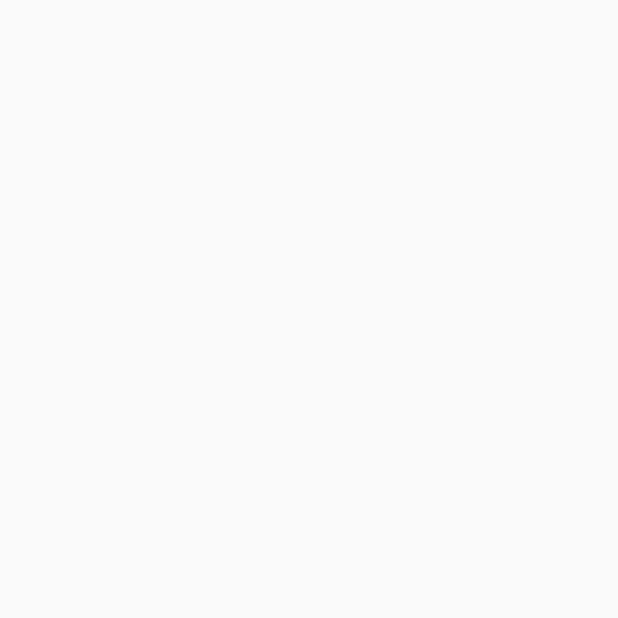
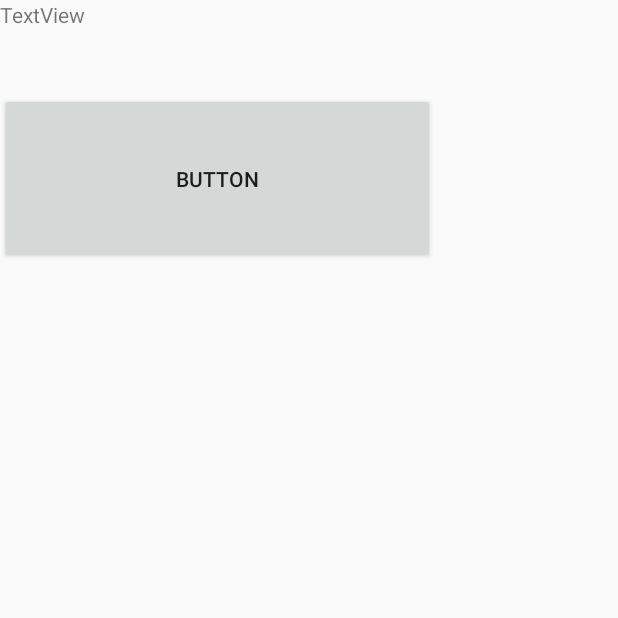
Before and after one commit to HavaGundogan/Android-Learning-With-Kotlin, an Android app built with Jetpack Compose: the screen it shows after launch (MainActivity), on a phone screen of 412 x 824 dp, the top half of it. Before the commit the part shown is empty. Run offline under Robolectric (Android 15) with nearby library versions, the phone set to English and light mode, and no system bars.

Commit message:
Create classes

```diff
--- a/LayoutComplete/app/src/main/java/com/example/layoutcomplete/MainActivity.kt
+++ b/LayoutComplete/app/src/main/java/com/example/layoutcomplete/MainActivity.kt
@@ -1,6 +1,8 @@
 package com.example.layoutcomplete
 
 import android.os.Bundle
+import android.view.View
+import android.widget.TextView
 import androidx.activity.ComponentActivity
 import androidx.activity.compose.setContent
 import androidx.compose.foundation.layout.fillMaxSize
@@ -13,9 +15,22 @@ import androidx.compose.ui.tooling.preview.Preview
 import com.example.layoutcomplete.ui.theme.LayoutCompleteTheme
 
 class MainActivity : ComponentActivity() {
+    lateinit var myTextView:TextView
     override fun onCreate(savedInstanceState: Bundle?) {
         super.onCreate(savedInstanceState)
+        setContentView(R.layout.activity_main)//bunu nasıl unuttum?
+
+
+        myTextView=findViewById(R.id.textView)
+        val homer =Simpson()
+        homer.name= "Homer Simpson"
+        homer.age= 50
+        homer.job= "Nucleer"
 
 
     }
+
+    fun buttononclick(view: View){
+        myTextView.text="Button clicked"
+    }
 }
--- /dev/null
+++ b/LayoutComplete/app/src/main/java/com/example/layoutcomplete/Simpson.kt
@@ -0,0 +1,7 @@
+package com.example.layoutcomplete
+
+class Simpson {
+    var name= ""
+    var age =0
+    var job = ""
+}
--- a/LayoutComplete/app/src/main/res/layout/activity_main.xml
+++ b/LayoutComplete/app/src/main/res/layout/activity_main.xml
@@ -1,8 +1,9 @@
 <?xml version="1.0" encoding="utf-8"?>
 <LinearLayout xmlns:android="http://schemas.android.com/apk/res/android"
-    android:orientation="vertical"
     android:layout_width="match_parent"
-    android:layout_height="match_parent">
+    android:layout_height="match_parent"
+    android:onClick="buttononclick"
+    android:orientation="vertical">
 
     <TextView
         android:id="@+id/textView"
@@ -14,6 +15,7 @@
         android:id="@+id/button"
         android:layout_width="290dp"
         android:layout_height="114dp"
+        android:onClick="buttononclick"
         android:text="Button" />
 
 </LinearLayout>
```
